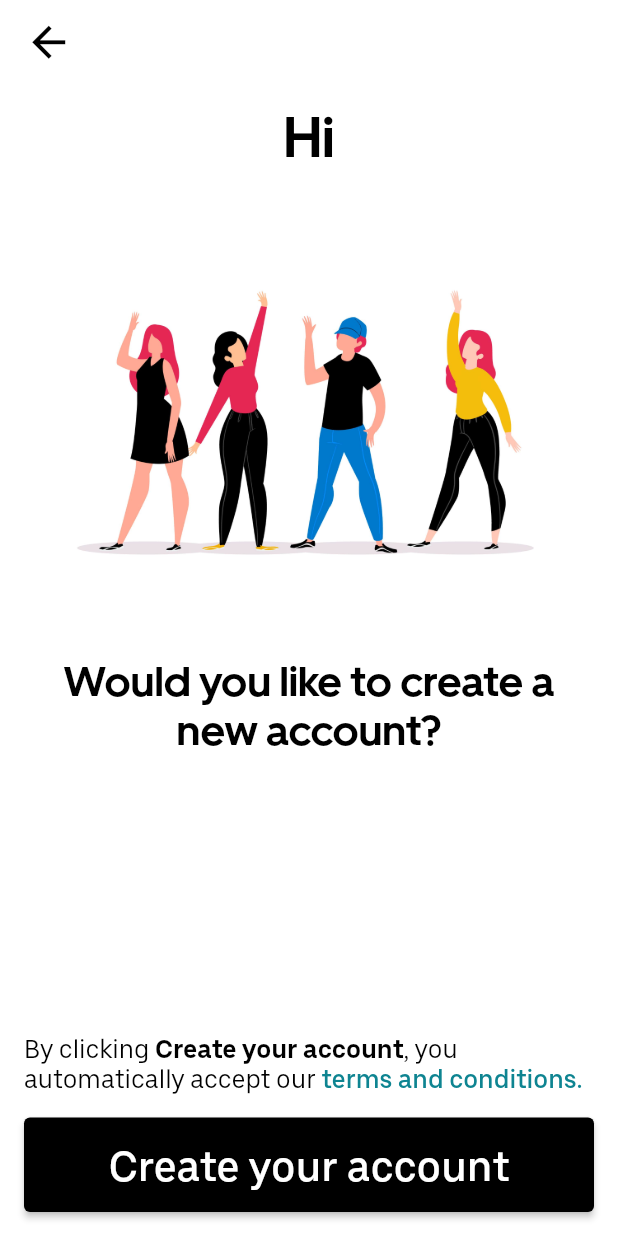
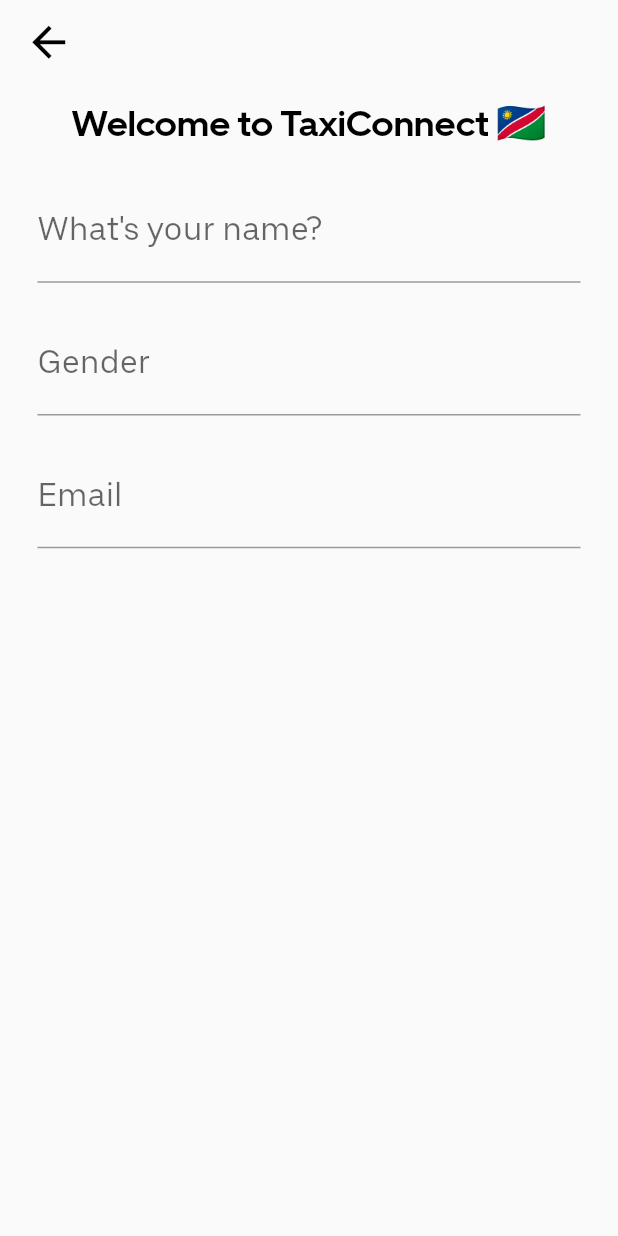
Before and after one commit to Taxiconnect-na/Riders-app-flutter, a Flutter app: the screen it shows after launch, on a phone screen of 412 x 824 dp. Run offline on Flutter 3.47's test engine with Material 2 defaults, Android fonts, the phone set to English and light mode, and no system bars; drawn by our look-alikes of animated_text_kit; our stand-ins replace flutter_countdown_timer, modal_bottom_sheet, pin_code_fields.

Commit message:
Riders App 2.2.30004
[*] New rider account additional infos building...

```diff
--- /dev/null
+++ b/lib/Components/Login/NewAccountAddiDetails.dart
@@ -0,0 +1,114 @@
+import 'package:flutter/material.dart';
+
+class NewAccountAddiDetails extends StatefulWidget {
+  const NewAccountAddiDetails({Key? key}) : super(key: key);
+
+  @override
+  _NewAccountAddiDetailsState createState() => _NewAccountAddiDetailsState();
+}
+
+class _NewAccountAddiDetailsState extends State<NewAccountAddiDetails> {
+  @override
+  Widget build(BuildContext context) {
+    return Scaffold(
+      body: SafeArea(
+        child: Container(
+          child: Column(
+            children: [
+              ListTile(
+                leading: InkWell(
+                    onTap: () {
+                      Navigator.pop(context);
+                    },
+                    child:
+                        Icon(Icons.arrow_back, size: 33, color: Colors.black)),
+              ),
+              Padding(
+                padding: EdgeInsets.symmetric(horizontal: 16, vertical: 10),
+                child: Container(
+                    width: MediaQuery.of(context).size.width,
+                    child: Row(
+                        mainAxisAlignment: MainAxisAlignment.center,
+                        children: [
+                          Text("Welcome to TaxiConnect",
+                              textAlign: TextAlign.center,
+                              style: TextStyle(
+                                  fontFamily: 'MoveBold',
+                                  fontSize: 24,
+                                  color: Colors.black)),
+                          SizedBox(
+                            width: 5,
+                          ),
+                          Text(
+                            '🇳🇦',
+                            style: TextStyle(fontSize: 27),
+                          )
+                        ])),
+              ),
+              SizedBox(
+                height: 10,
+              ),
+              InputUserDetails()
+            ],
+          ),
+        ),
+      ),
+    );
+  }
+}
+
+//Input user details: name, gender and email.
+class InputUserDetails extends StatelessWidget {
+  const InputUserDetails({Key? key}) : super(key: key);
+
+  @override
+  Widget build(BuildContext context) {
+    return Padding(
+        padding: EdgeInsets.symmetric(horizontal: 25),
+        child: Container(
+          child: Column(
+            children: [
+              TextField(
+                  autocorrect: false,
+                  style: TextStyle(fontFamily: 'MoveTextRegular', fontSize: 22),
+                  decoration: InputDecoration(
+                      // prefixIcon: Icon(
+                      //   Icons.person,
+                      //   size: 40,
+                      // ),
+                      focusColor: Colors.amber,
+                      labelText: "What's your name?",
+                      floatingLabelBehavior: FloatingLabelBehavior.auto)),
+              SizedBox(
+                height: 18,
+              ),
+              TextField(
+                  autocorrect: false,
+                  style: TextStyle(fontFamily: 'MoveTextRegular', fontSize: 22),
+                  decoration: InputDecoration(
+                      // prefixIcon: Icon(
+                      //   Icons.gesture
+                      //   size: 40,
+                      // ),
+                      focusColor: Colors.amber,
+                      labelText: 'Gender',
+                      floatingLabelBehavior: FloatingLabelBehavior.auto)),
+              SizedBox(
+                height: 18,
+              ),
+              TextField(
+                  autocorrect: false,
+                  style: TextStyle(fontFamily: 'MoveTextRegular', fontSize: 22),
+                  decoration: InputDecoration(
+                      // prefixIcon: Icon(
+                      //   Icons.email_outlined,
+                      //   size: 40,
+                      // ),
+                      focusColor: Colors.amber,
+                      labelText: 'Email',
+                      floatingLabelBehavior: FloatingLabelBehavior.auto))
+            ],
+          ),
+        ));
+  }
+}
--- a/lib/Modules/OTPVerificationInput/OTPVerificationInput.dart
+++ b/lib/Modules/OTPVerificationInput/OTPVerificationInput.dart
@@ -17,6 +17,7 @@
       Container(
         color: Colors.white,
         child: PinCodeTextField(
+          enablePinAutofill: true,
           showCursor: false,
           autoFocus: true,
           autovalidateMode: AutovalidateMode.disabled,
--- a/lib/main.dart
+++ b/lib/main.dart
@@ -1,6 +1,7 @@
 import 'package:flutter/material.dart';
 import 'package:taxiconnect/Components/Login/CreateAccountEntry.dart';
 import 'package:taxiconnect/Components/Login/EntryScreen.dart';
+import 'package:taxiconnect/Components/Login/NewAccountAddiDetails.dart';
 import 'package:taxiconnect/Components/Login/OTPVerificationEntry.dart';
 import 'package:taxiconnect/Components/Login/PhoneDetailsScreen.dart';
 import 'package:taxiconnect/Modules/PhoneNumberInput/PhoneNumberInputModal.dart'; //Debug
@@ -32,14 +33,24 @@
 class _AppGeneralEntryState extends State<AppGeneralEntry> {
   @override
   Widget build(BuildContext context) {
-    return MaterialApp(
-        theme: _appTheme,
-        initialRoute: '/CreateAccountEntry',
-        routes: {
-          '/': (context) => EntryScreen(),
-          '/PhoneDetailsScreen': (context) => PhoneDetailsScreen(),
-          '/OTPVerificationEntry': (context) => OTPVerificationEntry(),
-          '/CreateAccountEntry': (context) => CreateAccountEntry()
-        });
+    return GestureDetector(
+        onTap: () {
+          //Hide Keyboard on arbitrary press throughout the app
+          FocusScopeNode currentFocus = FocusScope.of(context);
+          print(currentFocus.hasPrimaryFocus);
+          if (!currentFocus.hasPrimaryFocus) {
+            currentFocus.unfocus();
+          }
+        },
+        child: MaterialApp(
+            theme: _appTheme,
+            initialRoute: '/NewAccountAddiDetails',
+            routes: {
+              '/': (context) => EntryScreen(),
+              '/PhoneDetailsScreen': (context) => PhoneDetailsScreen(),
+              '/OTPVerificationEntry': (context) => OTPVerificationEntry(),
+              '/CreateAccountEntry': (context) => CreateAccountEntry(),
+              '/NewAccountAddiDetails': (context) => NewAccountAddiDetails()
+            }));
   }
 }
```
